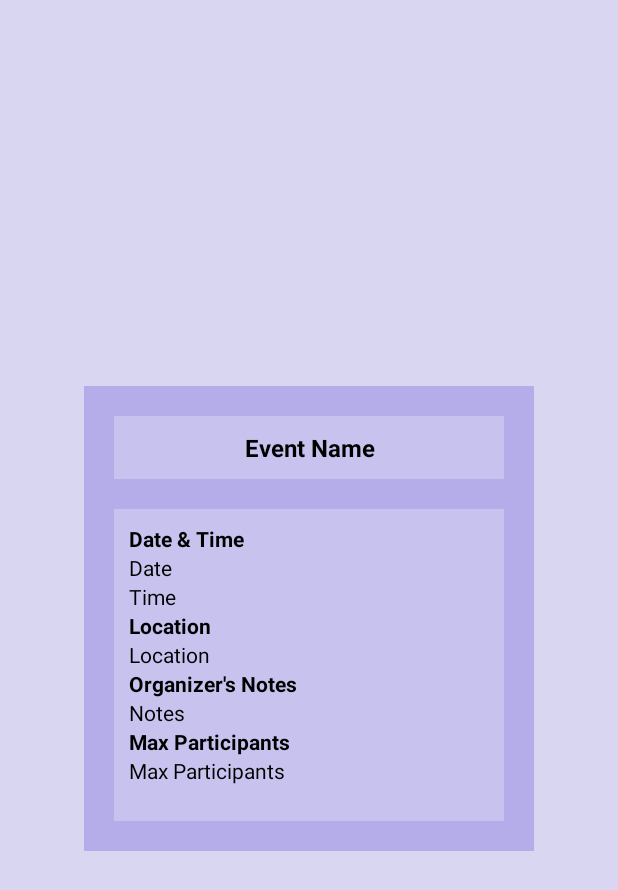
After one commit to CMPUT301F24castle/king-of-the-castle, an Android app: the layout event_details_dialogue.xml on its own in the app's theme, with its tools: preview values and no code run, on a phone screen of 412 x 824 dp. The commit adds this screen. Shown: the top 890 px of the screen. Run offline under Robolectric (Android 15) with nearby library versions, the phone set to English and light mode, and no system bars.

Commit message:
Made it so administrator can view all event details

```diff
--- a/Project/app/src/main/java/com/example/king_of_the_castle_project/EventAdminArrayAdapter.java
+++ b/Project/app/src/main/java/com/example/king_of_the_castle_project/EventAdminArrayAdapter.java
@@ -70,6 +70,7 @@ public class EventAdminArrayAdapter extends ArrayAdapter<Event> {
             Button removeEventButton = convertView.findViewById(R.id.remove_event_button);
             Button removeQrDataButton = convertView.findViewById(R.id.remove_qr_button);
             Button removeFacilityButton = convertView.findViewById(R.id.remove_facility_button);
+            Button viewEventButton = convertView.findViewById(R.id.view_details_button);
 
             // reset image view
             eventPosterImage.setImageBitmap(null);
@@ -122,9 +123,39 @@ public class EventAdminArrayAdapter extends ArrayAdapter<Event> {
                 ((Activity) context).finish();
             });
 
+            viewEventButton.setOnClickListener(v -> {
+                // Create a Dialog
+                android.app.Dialog dialog = new android.app.Dialog(context);
+                dialog.setContentView(R.layout.event_details_dialogue);
+                dialog.setTitle("Event Details");
+
+                // Set dialog window properties
+                dialog.getWindow().setLayout(ViewGroup.LayoutParams.MATCH_PARENT, ViewGroup.LayoutParams.WRAP_CONTENT);
+                dialog.getWindow().setGravity(Gravity.CENTER);
+
+                // Put the event data into the layout
+                TextView nameTextView = dialog.findViewById(R.id.name_textview);
+                TextView dateTextView = dialog.findViewById(R.id.date_textview);
+                TextView timeTextView = dialog.findViewById(R.id.time_textview);
+                TextView venueTextView = dialog.findViewById(R.id.venue_textview);
+                TextView organizerNotesTextView = dialog.findViewById(R.id.organizer_notes_textview);
+                TextView maxParticipantsTextView = dialog.findViewById(R.id.max_participants_textview);
+
+                // Put info into the dialogue
+                nameTextView.setText(event.getName());
+                dateTextView.setText(event.getDate());
+                timeTextView.setText(event.getTime());
+                venueTextView.setText(event.getLocation());
+                organizerNotesTextView.setText(event.getEventDetails());
+                maxParticipantsTextView.setText(String.valueOf(event.getMaxParticipants()));
+
+                // Display the dialog
+                dialog.show();
+            });
+
+
             // Remove an event
             removeEventButton.setOnClickListener(v -> {
-                String organizerID = event.getOrganizerID();
                 String eventToRemove = event.getHashIdentifier();
 
                 Log.d("RemoveEvent", "Hash Identifier: " + eventToRemove);
--- /dev/null
+++ b/Project/app/src/main/res/layout/event_details_dialogue.xml
@@ -0,0 +1,119 @@
+<?xml version="1.0" encoding="utf-8"?>
+<androidx.constraintlayout.widget.ConstraintLayout
+    xmlns:android="http://schemas.android.com/apk/res/android"
+    xmlns:app="http://schemas.android.com/apk/res-auto"
+    android:orientation="vertical"
+    android:layout_width="match_parent"
+    android:layout_height="match_parent"
+    android:gravity="center"
+    android:background="@color/light_purple"
+    android:paddingTop="30sp"
+    android:paddingBottom="30sp">
+
+    <LinearLayout
+        android:id="@+id/block1_wrapper"
+        android:layout_width="300dp"
+        android:layout_height="wrap_content"
+        android:background="@color/dark_purple"
+        android:gravity="center"
+        android:orientation="vertical"
+        android:padding="20dp"
+        app:layout_constraintEnd_toEndOf="parent"
+        app:layout_constraintStart_toStartOf="parent"
+        app:layout_constraintTop_toTopOf="parent"
+        app:layout_constraintBottom_toBottomOf="parent">
+
+        <LinearLayout
+            android:layout_width="match_parent"
+            android:layout_height="wrap_content"
+            android:layout_marginBottom="20dp"
+            android:background="@color/medium_purple"
+            android:gravity="center"
+            android:padding="10dp">
+
+            <TextView
+                android:id="@+id/name_textview"
+                android:layout_width="match_parent"
+                android:layout_height="match_parent"
+                android:textColor="@color/black"
+                android:textSize="16dp"
+                android:textStyle="bold"
+                android:gravity="center"
+                android:text="Event Name" />
+        </LinearLayout>
+
+        <LinearLayout
+            android:layout_width="match_parent"
+            android:layout_height="208dp"
+            android:background="@color/medium_purple"
+            android:gravity="left"
+            android:orientation="vertical"
+            android:padding="10dp">
+
+            <TextView
+                android:layout_width="wrap_content"
+                android:layout_height="wrap_content"
+                android:text="Date &amp; Time"
+                android:textColor="@color/black"
+                android:textStyle="bold" />
+
+            <TextView
+                android:id="@+id/date_textview"
+                android:layout_width="wrap_content"
+                android:layout_height="wrap_content"
+                android:text="Date"
+                android:textColor="@color/black" />
+
+            <TextView
+                android:id="@+id/time_textview"
+                android:layout_width="wrap_content"
+                android:layout_height="wrap_content"
+                android:text="Time"
+                android:textColor="@color/black" />
+
+            <TextView
+                android:layout_width="wrap_content"
+                android:layout_height="wrap_content"
+                android:text="Location"
+                android:textColor="@color/black"
+                android:textStyle="bold" />
+
+            <TextView
+                android:id="@+id/venue_textview"
+                android:layout_width="wrap_content"
+                android:layout_height="wrap_content"
+                android:text="Location"
+                android:textColor="@color/black" />
+
+            <TextView
+                android:layout_width="wrap_content"
+                android:layout_height="wrap_content"
+                android:text="Organizer's Notes"
+                android:textColor="@color/black"
+                android:textStyle="bold" />
+
+            <TextView
+                android:id="@+id/organizer_notes_textview"
+                android:layout_width="wrap_content"
+                android:layout_height="wrap_content"
+                android:text="Notes"
+                android:textColor="@color/black" />
+
+            <TextView
+                android:id="@+id/max_participants_title_textview"
+                android:layout_width="wrap_content"
+                android:layout_height="wrap_content"
+                android:text="Max Participants"
+                android:textColor="@color/black"
+                android:textStyle="bold" />
+
+            <TextView
+                android:id="@+id/max_participants_textview"
+                android:layout_width="wrap_content"
+                android:layout_height="wrap_content"
+                android:text="Max Participants"
+                android:textColor="@color/black" />
+        </LinearLayout>
+    </LinearLayout>
+
+</androidx.constraintlayout.widget.ConstraintLayout>
```
